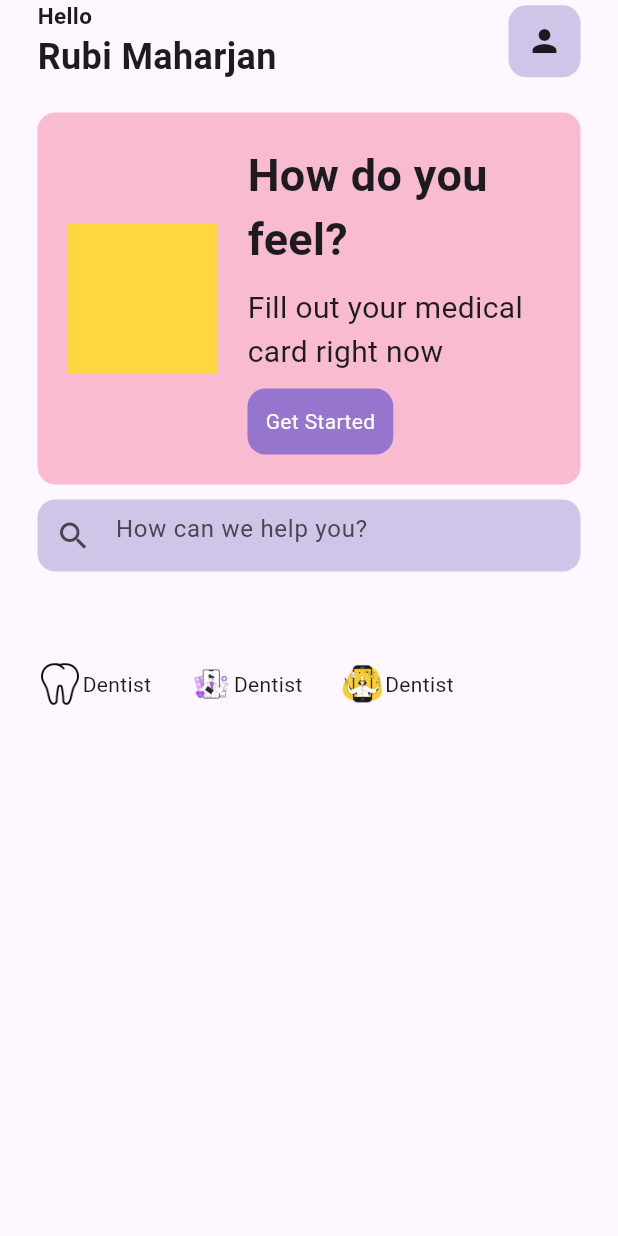
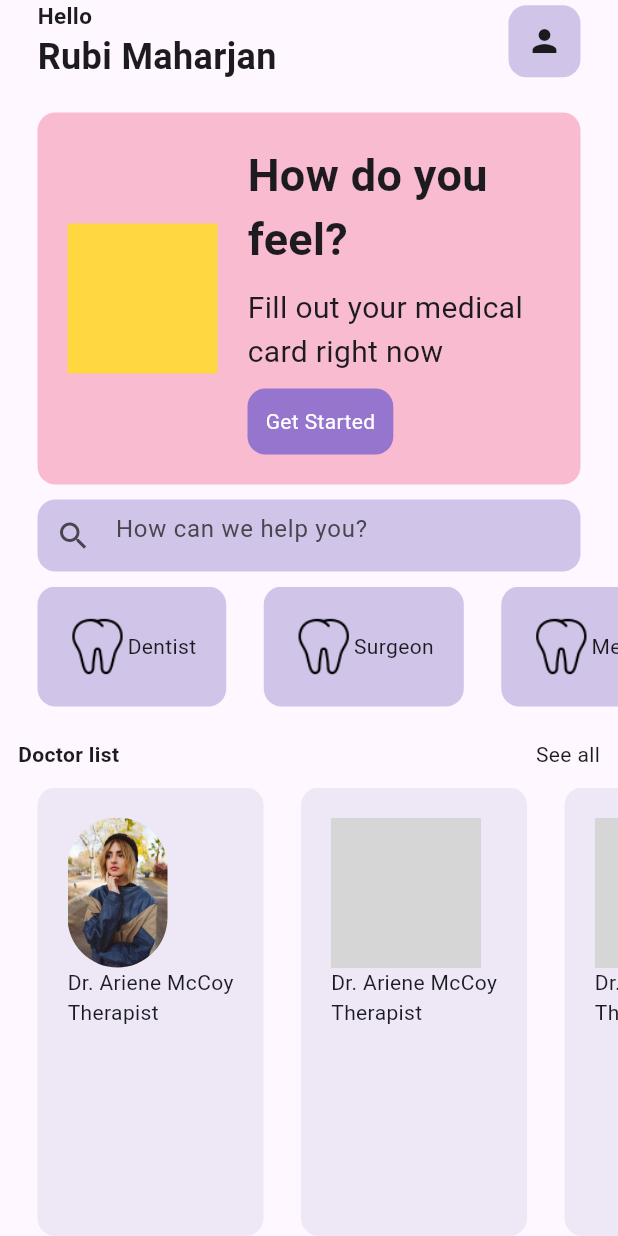
Before and after one commit to ruby222001/Medicalapp, a Flutter app: the screen it shows after launch, after a tap on "Get Started", on a phone screen of 412 x 824 dp. Run offline on Flutter 3.47's test engine with Material 3 defaults, Android fonts, the phone set to English and light mode, and no system bars; grey boxes are pictures that could not be loaded.

Commit message:
doctor list

```diff
--- a/lib/pages/homepage.dart
+++ b/lib/pages/homepage.dart
@@ -1,4 +1,5 @@
 import 'package:flutter/material.dart';
+import 'package:medicalapp/utilis.py/card.dart';
 import 'package:medicalapp/utilis.py/doctor.dart';  // Assuming CategoryCard is defined here
 
 class HomePage extends StatelessWidget {
@@ -116,29 +117,88 @@ class HomePage extends StatelessWidget {
               ),
             ),
           ),
-        SizedBox(
-  height: 150, // Adjust the height as needed
+                    const SizedBox(height: 10),
+
+        Container(
+  height: 80, // Adjust the height as needed
   child: ListView(
     scrollDirection: Axis.horizontal,
+
     children: const [
       CategoryCard(
         imagePath: 'lib/icons/tooth.png',
         categoryName: 'Dentist',
       ),
       CategoryCard(
-        imagePath: 'lib/icons/image.png',
-        categoryName: 'Dentist',
+        imagePath: 'lib/icons/tooth.png',
+        categoryName: 'Surgeon',
       ),
       CategoryCard(
-        imagePath: 'lib/icons/doctor.png',
-        categoryName: 'Dentist',
+        imagePath: 'lib/icons/tooth.png',
+        categoryName: 'Medicine',
+      ),
+      CategoryCard(
+        imagePath: 'lib/icons/tooth.png',
+        categoryName: 'Medicine',
+      ),
+      CategoryCard(
+        imagePath: 'lib/icons/tooth.png',
+        categoryName: 'Medicine',
+      ),
+      CategoryCard(
+        imagePath: 'lib/icons/tooth.png',
+        categoryName: 'Medicine',
       ),
     ],
   ),
-)
+),
+                    const SizedBox(height: 10),
 
+const Padding(
+  padding: EdgeInsets.all(12),
+  child: Row(
+  crossAxisAlignment: CrossAxisAlignment.start,
+  mainAxisAlignment: MainAxisAlignment.spaceBetween,
+   children: [
+      Text('Doctor list',
+      style: TextStyle(
+        fontWeight: FontWeight.bold,
+      ),),
+      Text('See all'),
+    ],
+  ),
+),
+Expanded(
+  child: ListView(
+    scrollDirection: Axis.horizontal,
+
+    children: const [
+      DoctorCard(
+        doctorimage: 'lib/images/girl.jpg',
+       doctorname: 'Dr. Ariene McCoy',
+      typeofdoctor: 'Therapist'),
+      DoctorCard(
+        doctorimage: 'lib/icons/doctor2.jpg',
+       doctorname: 'Dr. Ariene McCoy',
+      typeofdoctor: 'Therapist'),
+      DoctorCard(
+        doctorimage: 'lib/icons/doctor2.jpg',
+       doctorname: 'Dr. Ariene McCoy',
+      typeofdoctor: 'Therapist'),
+      DoctorCard(
+        doctorimage: 'lib/icons/doctor2.jpg',
+       doctorname: 'Dr. Ariene McCoy',
+      typeofdoctor: 'Therapist'),
+      DoctorCard(
+        doctorimage: 'lib/icons/doctor2.jpg',
+       doctorname: 'Dr. Ariene McCoy',
+      typeofdoctor: 'Therapist'),
+    ],
+  ),
+),
         ],
       ),
+
     );
   }
 }
--- a/lib/pages/intro_page.dart
+++ b/lib/pages/intro_page.dart
@@ -8,7 +8,7 @@ class IntroPage extends StatelessWidget {
     return  Scaffold(
       body: Column(
         children: [
-        Image.asset('lib/images/doctor.png',
+        Image.asset('lib/icons/doctor.png',
         ),
       const  Text(
           'All specialists in one app',
--- /dev/null
+++ b/lib/utilis.py/card.dart
@@ -0,0 +1,41 @@
+import 'package:flutter/material.dart';
+class DoctorCard extends StatelessWidget {
+  final String doctorimage;
+  final String doctorname;
+final String typeofdoctor;
+
+  const DoctorCard({super.key,
+   required this.doctorimage,
+    required this.doctorname,
+    required this.typeofdoctor});
+
+  @override
+  Widget build(BuildContext context) {
+    return Padding(
+      padding: const EdgeInsets.only(left: 25.0),
+      child: Container(
+                padding: EdgeInsets.all(20),
+
+      decoration: BoxDecoration(
+        borderRadius: BorderRadius.circular(12),
+        color: Colors.deepPurple[50],
+      ),
+      child: Column(
+      crossAxisAlignment: CrossAxisAlignment.start,
+         children: [
+              ClipRRect(
+                borderRadius: BorderRadius.circular(50),
+                child: Image.asset(
+                  doctorimage,
+                  height: 100,
+                ),
+              ),
+              Text(doctorname),
+              Text(typeofdoctor),
+            ],
+          ),
+      ),
+    );
+
+  }
+}
--- a/lib/utilis.py/doctor.dart
+++ b/lib/utilis.py/doctor.dart
@@ -13,15 +13,24 @@ class CategoryCard extends StatelessWidget {
   Widget build(BuildContext context) {
     return Padding(
       padding: const EdgeInsets.only(left: 25.0),
+
+      child: Container(
+        padding: EdgeInsets.all(20),
+        decoration: BoxDecoration(
+          borderRadius: BorderRadius.circular(12),
+          color: Colors.deepPurple[100],
+        ),
         child: Row(
+
           children: [
             Image.asset(
               imagePath,
-            height: 30,
+              height: 40,
             ),
             Text(categoryName),
           ],
         ),
+      ),
     );
   }
 }
--- a/pubspec.yaml
+++ b/pubspec.yaml
@@ -61,6 +61,8 @@ flutter:
   # To add assets to your application, add an assets section, like this:
   assets:
     - lib/icons/
+    - lib/images/
+
   # https://flutter.dev/assets-and-images/#resolution-aware
 
   # For details regarding adding assets from package dependencies, see
```
Also changed, not shown: lib/icons/medicine.png (added), lib/icons/surgeon.png (added), lib/images/doctor2.jpg (added), lib/images/girl.jpg (added). Lines whose indentation alone changed are shown as unchanged.
